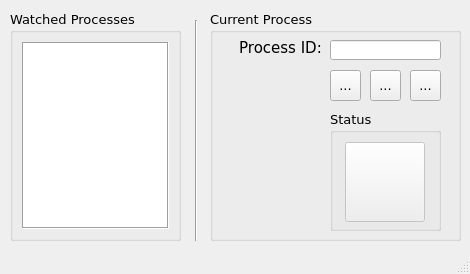
Above: pwatchdog.ui from dpsm/pwatchdog before the change. Below: the same form after it.
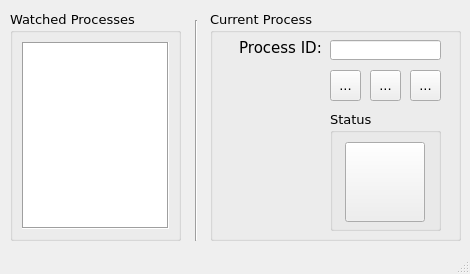
That is the form after the change. Icons and pictures are not drawn.

Commit message: Implementing status icon.

The edit to the form file:
```diff
--- a/pwatchdog.ui
+++ b/pwatchdog.ui
@@ -223,7 +223,7 @@
       <item>
        <widget class="QToolButton" name="toolButton" >
         <property name="enabled" >
-         <bool>false</bool>
+         <bool>true</bool>
         </property>
         <property name="minimumSize" >
          <size>
```
The commit also changes 2 other files.
